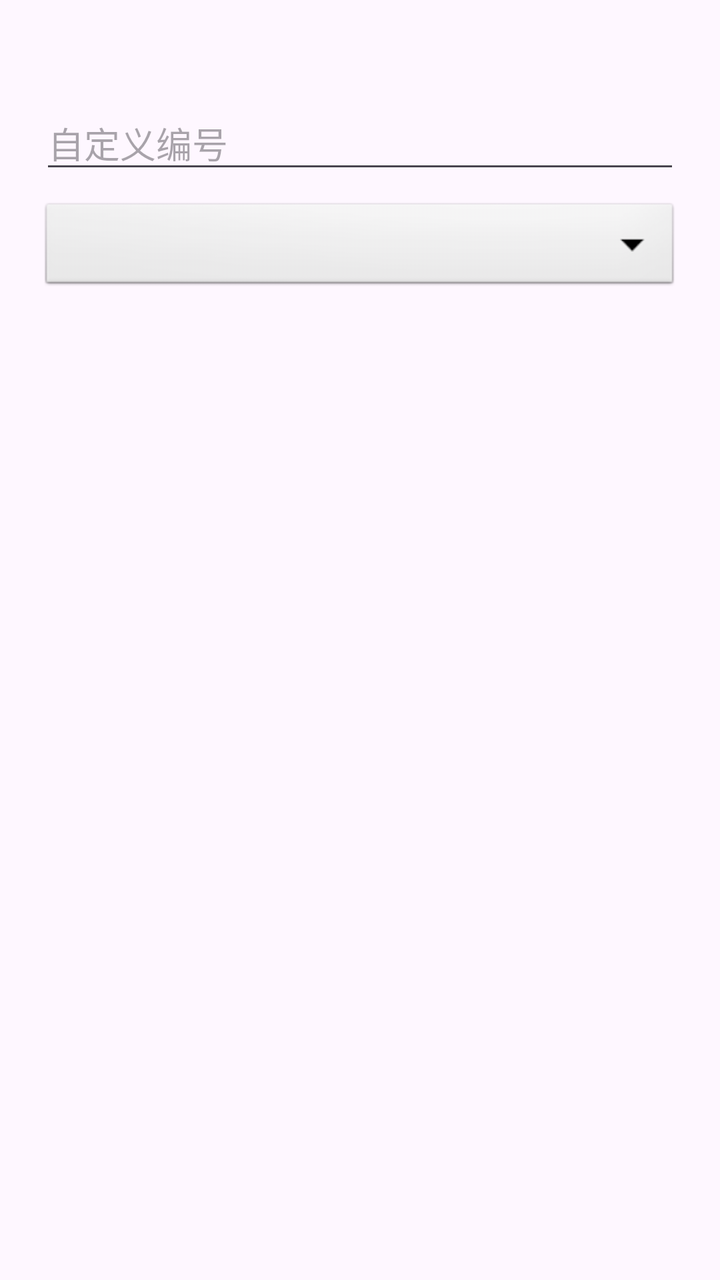
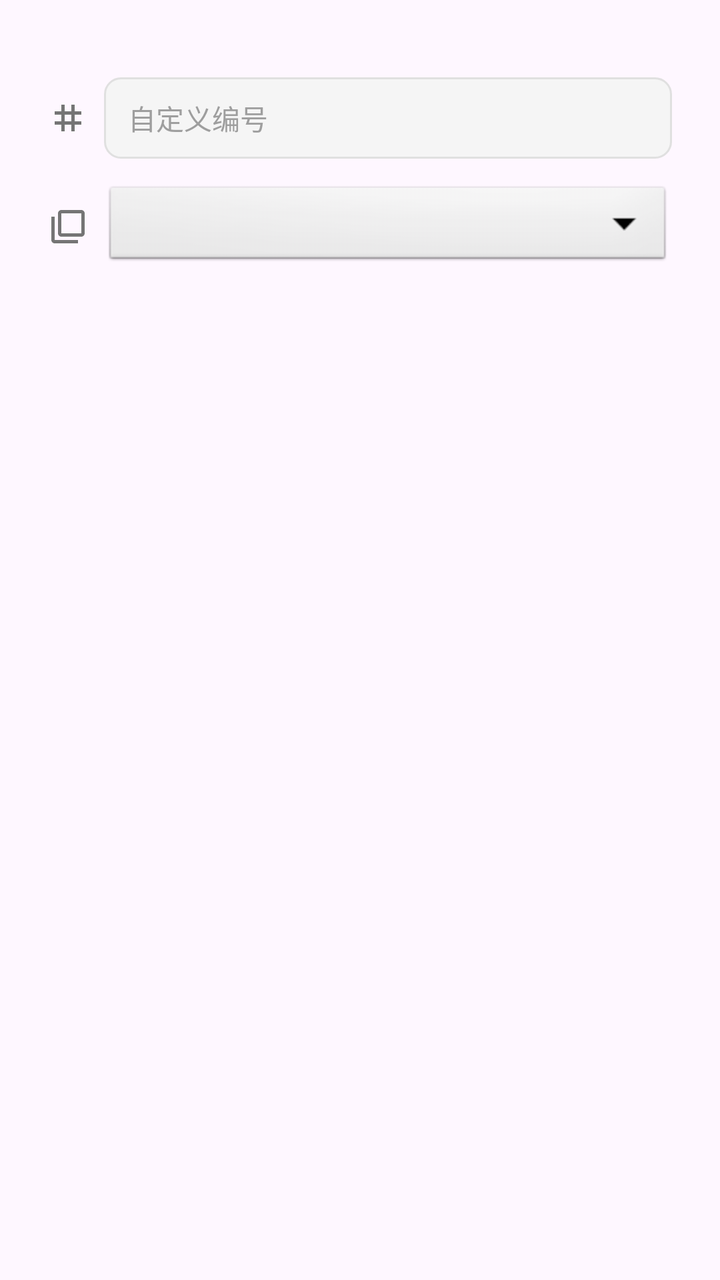

An Android layout rendered at two revisions. The XML below is the earlier revision; the diff shows what the commit changed to produce the second picture.
<!-- AndroidManifest.xml: application theme Theme.WlClient -->
<!-- res/layout/dialog_edit_key.xml -->
<?xml version="1.0" encoding="utf-8"?>
<LinearLayout xmlns:android="http://schemas.android.com/apk/res/android"
    android:layout_width="match_parent"
    android:layout_height="wrap_content"
    android:orientation="vertical"
    android:padding="20dp">

    <TextView
        android:id="@+id/tv_addr"
        android:layout_width="match_parent"
        android:layout_height="wrap_content"
        android:textColor="@color/text_secondary"
        android:textSize="12sp"
        android:fontFamily="monospace" />

    <EditText
        android:id="@+id/et_custom_code"
        android:layout_width="match_parent"
        android:layout_height="wrap_content"
        android:hint="自定义编号"
        android:inputType="text"
        android:layout_marginTop="12dp" />

    <Spinner
        android:id="@+id/sp_group"
        android:layout_width="match_parent"
        android:layout_height="48dp"
        android:layout_marginTop="8dp"
        android:background="@android:drawable/btn_dropdown" />

</LinearLayout>
<!-- resources referenced by this layout -->
<resources>
  <color name="text_secondary">#FF757575</color>
  <style name="Theme.WlClient" parent="Base.Theme.WlClient" />
  <style name="Base.Theme.WlClient" parent="Theme.Material3.DayNight.NoActionBar">
          
          
      </style>
</resources>

<!-- the commit's change to res/layout/dialog_edit_key.xml (unified diff, before → after) -->
@@ -3,29 +3,60 @@
     android:layout_width="match_parent"
     android:layout_height="wrap_content"
     android:orientation="vertical"
-    android:padding="20dp">
+    android:paddingStart="24dp"
+    android:paddingEnd="24dp"
+    android:paddingTop="8dp"
+    android:paddingBottom="16dp">
 
     <TextView
         android:id="@+id/tv_addr"
+        style="@style/DialogSubtitleStyle"
         android:layout_width="match_parent"
         android:layout_height="wrap_content"
-        android:textColor="@color/text_secondary"
-        android:textSize="12sp"
-        android:fontFamily="monospace" />
+        android:fontFamily="monospace"
+        android:textSize="11sp" />
 
-    <EditText
-        android:id="@+id/et_custom_code"
+    <LinearLayout
         android:layout_width="match_parent"
         android:layout_height="wrap_content"
-        android:hint="自定义编号"
-        android:inputType="text"
-        android:layout_marginTop="12dp" />
+        android:orientation="horizontal"
+        android:gravity="center_vertical"
+        android:layout_marginTop="16dp">
 
-    <Spinner
-        android:id="@+id/sp_group"
+        <ImageView
+            android:layout_width="20dp"
+            android:layout_height="20dp"
+            android:src="@drawable/ic_hash_svg"
+            android:layout_marginEnd="8dp" />
+
+        <EditText
+            android:id="@+id/et_custom_code"
+            style="@style/DialogInputStyle"
+            android:layout_width="match_parent"
+            android:layout_height="wrap_content"
+            android:hint="自定义编号"
+            android:inputType="text"
+            android:textSize="14sp" />
+    </LinearLayout>
+
+    <LinearLayout
         android:layout_width="match_parent"
-        android:layout_height="48dp"
-        android:layout_marginTop="8dp"
-        android:background="@android:drawable/btn_dropdown" />
+        android:layout_height="wrap_content"
+        android:orientation="horizontal"
+        android:gravity="center_vertical"
+        android:layout_marginTop="12dp">
+
+        <ImageView
+            android:layout_width="20dp"
+            android:layout_height="20dp"
+            android:src="@drawable/ic_group_svg"
+            android:layout_marginEnd="8dp" />
+
+        <Spinner
+            android:id="@+id/sp_group"
+            android:layout_width="match_parent"
+            android:layout_height="44dp"
+            android:background="@android:drawable/btn_dropdown" />
+    </LinearLayout>
 
 </LinearLayout>
<!-- resource entries referenced after the edit -->
@@ -1,7 +1,58 @@
 <!-- resources referenced by this layout -->
 <resources>
-  <color name="text_secondary">#FF757575</color>
+  <!-- drawable ic_group_svg (drawable) -->
+  <?xml version="1.0" encoding="utf-8"?>
+  <vector xmlns:android="http://schemas.android.com/apk/res/android"
+      android:width="24dp"
+      android:height="24dp"
+      android:viewportWidth="24"
+      android:viewportHeight="24">
+      <path
+          android:fillColor="#757575"
+          android:pathData="M4,6H2v14c0,1.1 0.9,2 2,2h14v-2H4V6zM20,2H8c-1.1,0 -2,0.9 -2,2v12c0,1.1 0.9,2 2,2h12c1.1,0 2,-0.9 2,-2V4c0,-1.1 -0.9,-2 -2,-2zM20,16H8V4h12v12z" />
+  </vector>
+  <!-- drawable ic_hash_svg (drawable) -->
+  <?xml version="1.0" encoding="utf-8"?>
+  <vector xmlns:android="http://schemas.android.com/apk/res/android"
+      android:width="24dp"
+      android:height="24dp"
+      android:viewportWidth="24"
+      android:viewportHeight="24">
+      <path
+          android:fillColor="#757575"
+          android:pathData="M20,10V8h-4V4h-2v4h-4V4H8v4H4v2h4v4H4v2h4v4h2v-4h4v4h2v-4h4v-2h-4v-4H20zM14,14h-4v-4h4v4z" />
+  </vector>
+  <style name="DialogInputStyle">
+          <item name="android:background">@drawable/bg_input_focused</item>
+          <item name="android:textSize">14sp</item>
+          <item name="android:textColor">#212121</item>
+          <item name="android:textColorHint">#9E9E9E</item>
+      </style>
+  <style name="DialogSubtitleStyle">
+          <item name="android:textSize">13sp</item>
+          <item name="android:textColor">#757575</item>
+      </style>
   <style name="Theme.WlClient" parent="Base.Theme.WlClient" />
+  <!-- drawable bg_input_focused (drawable) -->
+  <?xml version="1.0" encoding="utf-8"?>
+  <selector xmlns:android="http://schemas.android.com/apk/res/android">
+      <item android:state_focused="true">
+          <shape android:shape="rectangle">
+              <solid android:color="#F5F8FF" />
+              <stroke android:width="1.5dp" android:color="#1976D2" />
+              <corners android:radius="8dp" />
+              <padding android:left="12dp" android:top="10dp" android:right="12dp" android:bottom="10dp" />
+          </shape>
+      </item>
+      <item>
+          <shape android:shape="rectangle">
+              <solid android:color="#F5F5F5" />
+              <stroke android:width="1dp" android:color="#E0E0E0" />
+              <corners android:radius="8dp" />
+              <padding android:left="12dp" android:top="10dp" android:right="12dp" android:bottom="10dp" />
+          </shape>
+      </item>
+  </selector>
   <style name="Base.Theme.WlClient" parent="Theme.Material3.DayNight.NoActionBar">
           
           
